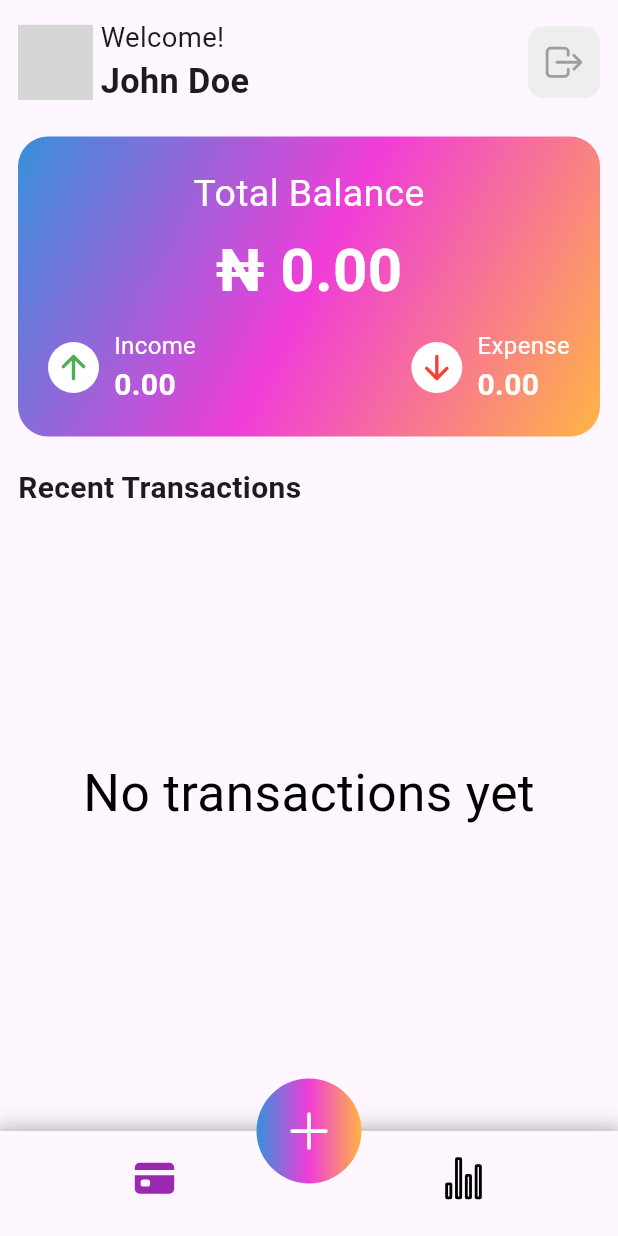
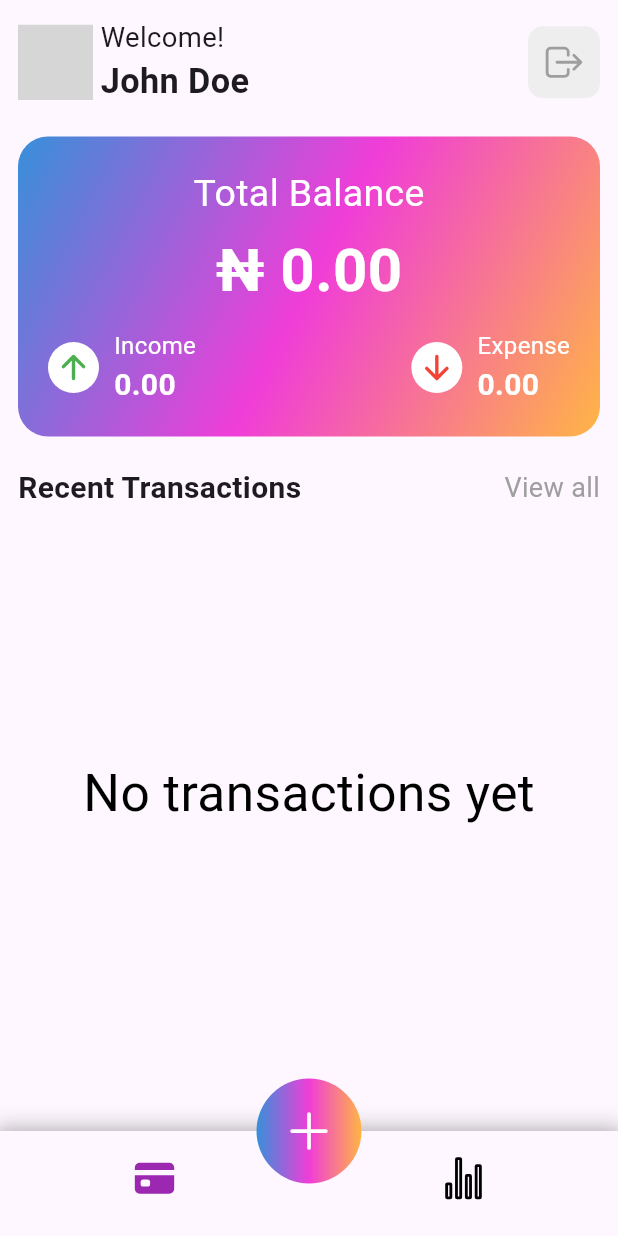
Before and after one commit to cjstyles6/expense_tracker_app, a Flutter app: the screen it shows after launch, on a phone screen of 412 x 824 dp. Run offline on Flutter 3.47's test engine with Material 3 defaults, Android fonts, the phone set to English and light mode, and no system bars; our stand-ins replace awesome_extensions, fl_chart, flutter_screenutil, get, hive, hive_flutter and 1 more; missing offline and left inert: cool_dropdown, random_avatar; accounts and stored records are empty; grey boxes are pictures that could not be loaded.

Commit message:
update 13 files

```diff
--- a/lib/features/home/screen/home_screen.dart
+++ b/lib/features/home/screen/home_screen.dart
@@ -4,6 +4,7 @@ import 'package:expense_tracker_app/common/widgets/expense_fab.dart';
 import 'package:expense_tracker_app/controller/expense_controller.dart';
 import 'package:expense_tracker_app/features/home/screen/widgets/total_expense_card.dart';
 import 'package:expense_tracker_app/features/home/screen/widgets/transaction_tile.dart';
+import 'package:expense_tracker_app/routes/app_routes.dart';
 import 'package:flutter/material.dart';
 import 'package:flutter_screenutil/flutter_screenutil.dart';
 import 'package:get/get.dart';
@@ -58,6 +59,12 @@ class HomeScreen extends StatelessWidget {
                   mainAxisAlignment: MainAxisAlignment.spaceBetween,
                   children: [
                     const Text('Recent Transactions').fontSize(20).bold(),
+                    GestureDetector(
+                      onTap: () => Get.toNamed(AppRoutes.TRANSACTIONS),
+                      child: const Text('View all')
+                          .fontSize(18)
+                          .textColor(Colors.grey),
+                    ),
                   ],
                 ),
                 10.heightBox,
--- a/lib/routes/app_pages.dart
+++ b/lib/routes/app_pages.dart
@@ -1,6 +1,7 @@
 import 'package:expense_tracker_app/bindings/expense_binding.dart';
 import 'package:expense_tracker_app/features/add_expenses/screen/add_expenses_screen.dart';
 import 'package:expense_tracker_app/features/home/screen/home_screen.dart';
+import 'package:expense_tracker_app/features/home/screen/view_all_transactions_screen.dart';
 import 'package:expense_tracker_app/features/stats/screen/stats_screen.dart';
 import 'package:expense_tracker_app/routes/app_routes.dart';
 import 'package:get/get.dart';
@@ -25,5 +26,11 @@ class AppPages {
       binding: ExpenseBinding(),
       transition: Transition.noTransition,
     ),
+    GetPage(
+      name: AppRoutes.TRANSACTIONS,
+      page: () => const ViewAllTransactionsScreen(),
+      binding: ExpenseBinding(),
+      transition: Transition.noTransition,
+    ),
   ];
 }
--- a/lib/routes/app_routes.dart
+++ b/lib/routes/app_routes.dart
@@ -2,4 +2,5 @@ abstract class AppRoutes {
   static const String HOME = '/home';
   static const String ADD = '/add';
   static const String STATISTICS = '/statistics';
+  static const String TRANSACTIONS = '/transactions';
 }
--- a/pubspec.yaml
+++ b/pubspec.yaml
@@ -14,6 +14,7 @@ dependencies:
     sdk: flutter
   flutter_animate: ^4.5.0
   flutter_screenutil: ^5.9.3
+  flutter_slidable: ^3.1.1
   get: ^4.6.6
   hive: ^2.2.3
   hive_flutter: ^1.1.0
```
Also changed, not shown: lib/features/home/screen/view_all_transactions_screen.dart (added, +47 -0 lines), lib/features/stats/screen/widget/expense_pie_chart.dart (+6 -7 lines), pubspec.lock.
